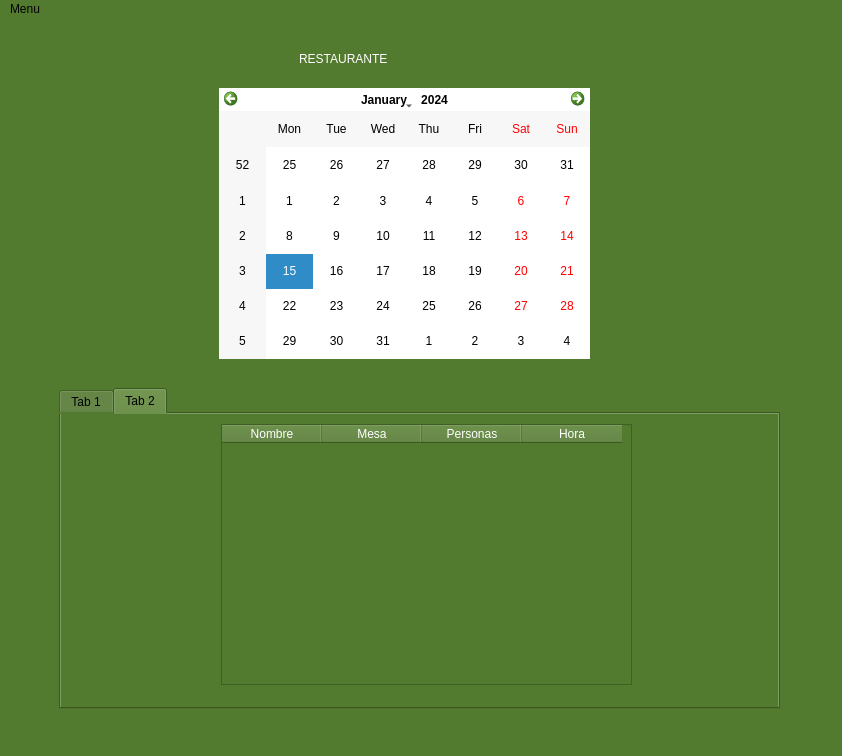
This is mainwindow.ui in valeAlfaro5/ProyectoLenguajesDeProgramacion as Qt 5 draws it before an edit. The edited form follows.
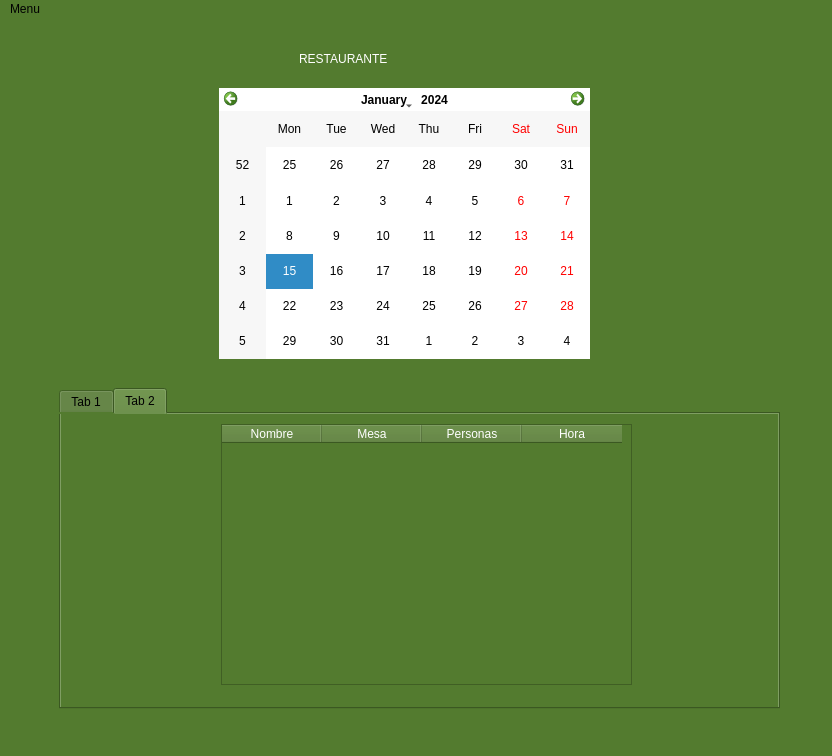
This is the edited form.

```diff
--- a/mainwindow.ui
+++ b/mainwindow.ui
@@ -6,7 +6,7 @@
    <rect>
     <x>0</x>
     <y>0</y>
-    <width>842</width>
+    <width>832</width>
     <height>756</height>
    </rect>
   </property>
@@ -141,8 +141,8 @@
     <rect>
      <x>0</x>
      <y>0</y>
-     <width>842</width>
-     <height>24</height>
+     <width>832</width>
+     <height>21</height>
     </rect>
    </property>
    <widget class="QMenu" name="menuMenu">
```
